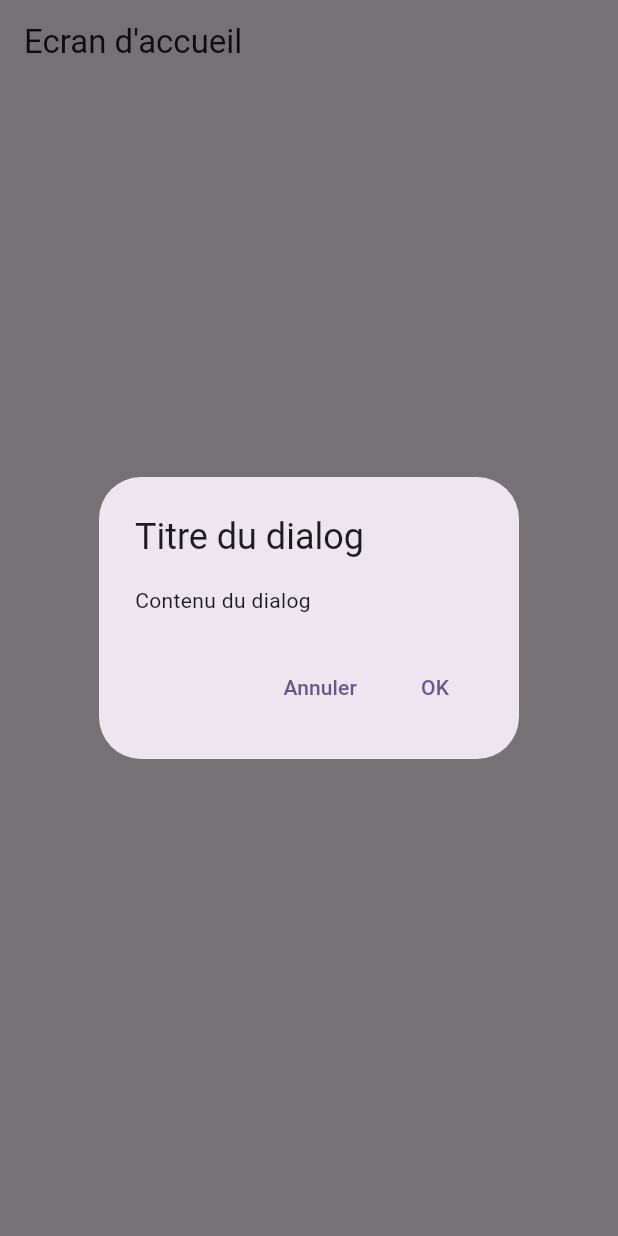
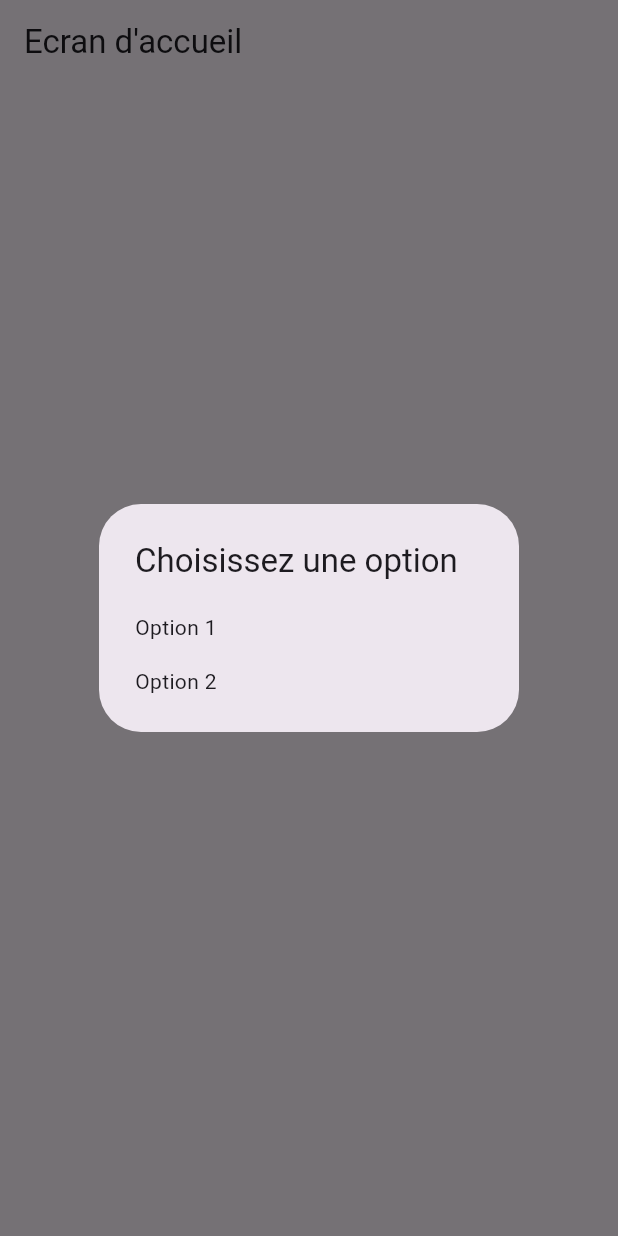
Before and after one commit to alexyvanot/flutter_navigation_manip, a Flutter app: the screen it shows after launch, after a tap on "Aller aux détails", on a phone screen of 412 x 824 dp. Run offline on Flutter 3.47's test engine with Material 3 defaults, Android fonts, the light colour scheme and no system bars.

Commit message:
SimpleDialog

```diff
--- a/lib/page/home_screen.dart
+++ b/lib/page/home_screen.dart
@@ -12,7 +12,7 @@ class HomeScreen extends StatelessWidget {
       body: Center(
         child: ElevatedButton(
           onPressed: () async {
-            _showAlertDialog(context);
+            _showSimpleDialog(context);
           },
           child: Text("Aller aux détails"),
         ),
@@ -45,4 +45,30 @@ class HomeScreen extends StatelessWidget {
       },
     );
   }
+
+  void _showSimpleDialog(BuildContext context) {
+    showDialog(
+      context: context,
+      builder: (context) {
+        return SimpleDialog(
+          title: const Text("Choisissez une option"),
+          children: [
+            SimpleDialogOption(
+              onPressed: () {
+                Navigator.pop(context);
+              },
+              child: const Text("Option 1"),
+            ),
+            SimpleDialogOption(
+              onPressed: () {
+                Navigator.pop(context);
+              },
+              child: const Text("Option 2"),
+            ),
+          ],
+        );
+      },
+    );
+
+  }
 }
```
